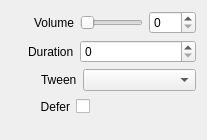
Qt form src/Widgets/Inspector/InspectorVolumeWidget.ui (CasparCG/client) before a commit.
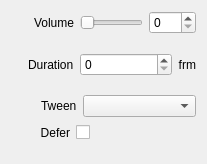
The same form after that commit.

Commit message: Added description text to duration properties in the inspector panel.

Diff of the .ui file:
```diff
--- a/src/Widgets/Inspector/InspectorVolumeWidget.ui
+++ b/src/Widgets/Inspector/InspectorVolumeWidget.ui
@@ -7,7 +7,7 @@
     <x>0</x>
     <y>0</y>
     <width>207</width>
-    <height>140</height>
+    <height>164</height>
    </rect>
   </property>
   <property name="sizePolicy">
@@ -99,6 +99,16 @@
        </property>
       </widget>
      </item>
+     <item>
+      <widget class="QLabel" name="labelFrm1">
+       <property name="text">
+        <string>frm</string>
+       </property>
+       <property name="alignment">
+        <set>Qt::AlignRight|Qt::AlignTrailing|Qt::AlignVCenter</set>
+       </property>
+      </widget>
+     </item>
     </layout>
    </item>
    <item>
```
The commit also changes 14 other files.
